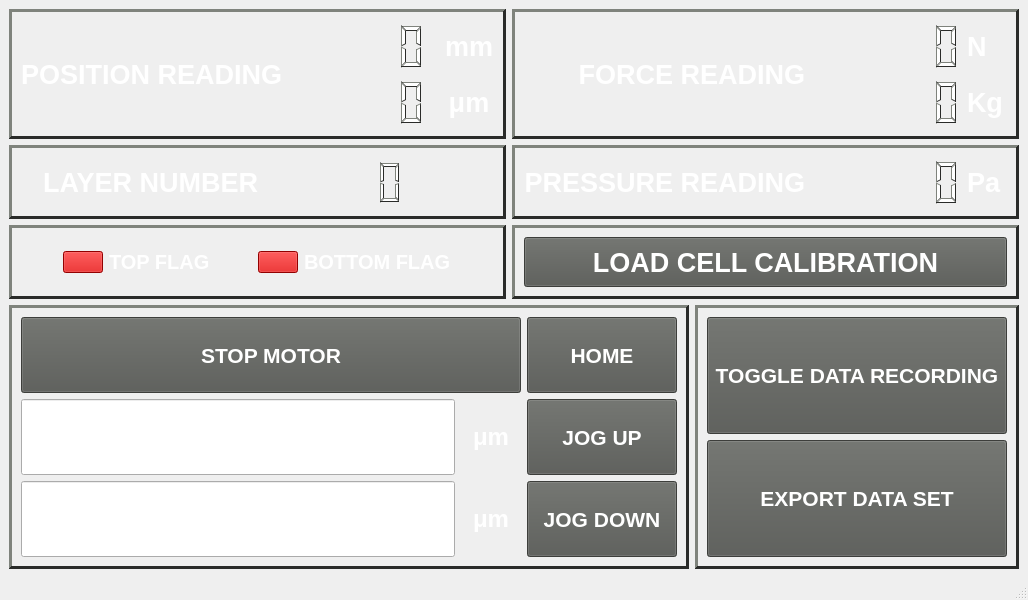
georgeExotic/BlackBetty_v2, file newBlackBetty.ui: the form before one commit.
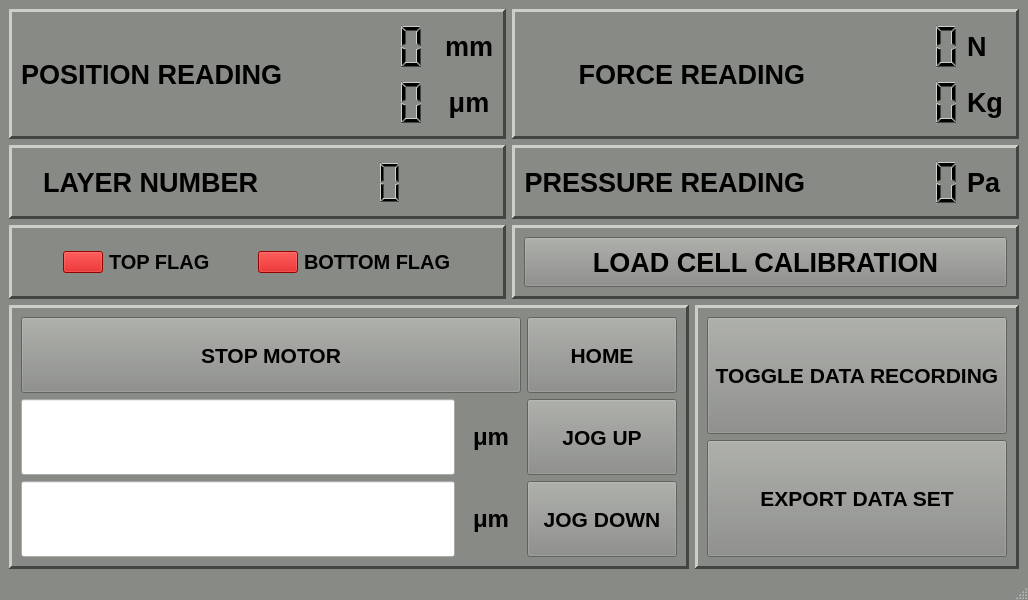
The form after the commit.

Diff of the .ui file:
```diff
--- a/newBlackBetty.ui
+++ b/newBlackBetty.ui
@@ -22,79 +22,69 @@
     <height>0</height>
    </size>
   </property>
-  <property name="windowTitle">
-   <string>MainWindow</string>
-  </property>
-  <widget class="QWidget" name="centralwidget">
-   <property name="sizePolicy">
-    <sizepolicy hsizetype="Minimum" vsizetype="Minimum">
-     <horstretch>0</horstretch>
-     <verstretch>0</verstretch>
-    </sizepolicy>
-   </property>
    <property name="palette">
     <palette>
      <active>
       <colorrole role="WindowText">
        <brush brushstyle="SolidPattern">
         <color alpha="255">
-         <red>255</red>
-         <green>255</green>
-         <blue>255</blue>
+        <red>0</red>
+        <green>0</green>
+        <blue>0</blue>
         </color>
        </brush>
       </colorrole>
       <colorrole role="Button">
        <brush brushstyle="SolidPattern">
         <color alpha="255">
-         <red>85</red>
-         <green>87</green>
-         <blue>83</blue>
+        <red>136</red>
+        <green>138</green>
+        <blue>133</blue>
         </color>
        </brush>
       </colorrole>
       <colorrole role="Light">
        <brush brushstyle="SolidPattern">
         <color alpha="255">
-         <red>127</red>
-         <green>131</green>
-         <blue>124</blue>
+        <red>204</red>
+        <green>207</green>
+        <blue>200</blue>
         </color>
        </brush>
       </colorrole>
       <colorrole role="Midlight">
        <brush brushstyle="SolidPattern">
         <color alpha="255">
-         <red>106</red>
-         <green>109</green>
-         <blue>103</blue>
+        <red>170</red>
+        <green>172</green>
+        <blue>166</blue>
         </color>
        </brush>
       </colorrole>
       <colorrole role="Dark">
        <brush brushstyle="SolidPattern">
         <color alpha="255">
-         <red>42</red>
-         <green>43</green>
-         <blue>41</blue>
+        <red>68</red>
+        <green>69</green>
+        <blue>66</blue>
         </color>
        </brush>
       </colorrole>
       <colorrole role="Mid">
        <brush brushstyle="SolidPattern">
         <color alpha="255">
-         <red>56</red>
-         <green>58</green>
-         <blue>55</blue>
+        <red>91</red>
+        <green>92</green>
+        <blue>89</blue>
         </color>
        </brush>
       </colorrole>
       <colorrole role="Text">
        <brush brushstyle="SolidPattern">
         <color alpha="255">
-         <red>255</red>
-         <green>255</green>
-         <blue>255</blue>
+        <red>0</red>
+        <green>0</green>
+        <blue>0</blue>
         </color>
        </brush>
       </colorrole>
@@ -110,27 +100,27 @@
       <colorrole role="ButtonText">
        <brush brushstyle="SolidPattern">
         <color alpha="255">
-         <red>255</red>
-         <green>255</green>
-         <blue>255</blue>
+        <red>0</red>
+        <green>0</green>
+        <blue>0</blue>
         </color>
        </brush>
       </colorrole>
       <colorrole role="Base">
        <brush brushstyle="SolidPattern">
         <color alpha="255">
-         <red>0</red>
-         <green>0</green>
-         <blue>0</blue>
+        <red>255</red>
+        <green>255</green>
+        <blue>255</blue>
         </color>
        </brush>
       </colorrole>
       <colorrole role="Window">
        <brush brushstyle="SolidPattern">
         <color alpha="255">
-         <red>85</red>
-         <green>87</green>
-         <blue>83</blue>
+        <red>136</red>
+        <green>138</green>
+        <blue>133</blue>
         </color>
        </brush>
       </colorrole>
@@ -146,9 +136,9 @@
       <colorrole role="AlternateBase">
        <brush brushstyle="SolidPattern">
         <color alpha="255">
-         <red>42</red>
-         <green>43</green>
-         <blue>41</blue>
+        <red>195</red>
+        <green>196</green>
+        <blue>194</blue>
         </color>
        </brush>
       </colorrole>
@@ -173,9 +163,9 @@
       <colorrole role="PlaceholderText">
        <brush brushstyle="SolidPattern">
         <color alpha="128">
-         <red>255</red>
-         <green>255</green>
-         <blue>255</blue>
+        <red>0</red>
+        <green>0</green>
+        <blue>0</blue>
         </color>
        </brush>
       </colorrole>
@@ -184,63 +174,63 @@
       <colorrole role="WindowText">
        <brush brushstyle="SolidPattern">
         <color alpha="255">
-         <red>255</red>
-         <green>255</green>
-         <blue>255</blue>
+        <red>0</red>
+        <green>0</green>
+        <blue>0</blue>
         </color>
        </brush>
       </colorrole>
       <colorrole role="Button">
        <brush brushstyle="SolidPattern">
         <color alpha="255">
-         <red>85</red>
-         <green>87</green>
-         <blue>83</blue>
+        <red>136</red>
+        <green>138</green>
+        <blue>133</blue>
         </color>
        </brush>
       </colorrole>
       <colorrole role="Light">
        <brush brushstyle="SolidPattern">
         <color alpha="255">
-         <red>127</red>
-         <green>131</green>
-         <blue>124</blue>
+        <red>204</red>
+        <green>207</green>
+        <blue>200</blue>
         </color>
        </brush>
       </colorrole>
       <colorrole role="Midlight">
        <brush brushstyle="SolidPattern">
         <color alpha="255">
-         <red>106</red>
-         <green>109</green>
-         <blue>103</blue>
+        <red>170</red>
+        <green>172</green>
+        <blue>166</blue>
         </color>
        </brush>
       </colorrole>
       <colorrole role="Dark">
        <brush brushstyle="SolidPattern">
         <color alpha="255">
-         <red>42</red>
-         <green>43</green>
-         <blue>41</blue>
+        <red>68</red>
+        <green>69</green>
+        <blue>66</blue>
         </color>
        </brush>
       </colorrole>
       <colorrole role="Mid">
        <brush brushstyle="SolidPattern">
         <color alpha="255">
-         <red>56</red>
-         <green>58</green>
-         <blue>55</blue>
+        <red>91</red>
+        <green>92</green>
+        <blue>89</blue>
         </color>
        </brush>
       </colorrole>
       <colorrole role="Text">
        <brush brushstyle="SolidPattern">
         <color alpha="255">
-         <red>255</red>
-         <green>255</green>
-         <blue>255</blue>
+        <red>0</red>
+        <green>0</green>
+        <blue>0</blue>
         </color>
        </brush>
       </colorrole>
@@ -256,27 +246,27 @@
       <colorrole role="ButtonText">
        <brush brushstyle="SolidPattern">
         <color alpha="255">
-         <red>255</red>
-         <green>255</green>
-         <blue>255</blue>
+        <red>0</red>
+        <green>0</green>
+        <blue>0</blue>
         </color>
        </brush>
       </colorrole>
       <colorrole role="Base">
        <brush brushstyle="SolidPattern">
         <color alpha="255">
-         <red>0</red>
-         <green>0</green>
-         <blue>0</blue>
+        <red>255</red>
+        <green>255</green>
+        <blue>255</blue>
         </color>
        </brush>
       </colorrole>
       <colorrole role="Window">
        <brush brushstyle="SolidPattern">
         <color alpha="255">
-         <red>85</red>
-         <green>87</green>
-         <blue>83</blue>
+        <red>136</red>
+        <green>138</green>
+        <blue>133</blue>
         </color>
        </brush>
       </colorrole>
@@ -292,9 +282,9 @@
       <colorrole role="AlternateBase">
        <brush brushstyle="SolidPattern">
         <color alpha="255">
-         <red>42</red>
-         <green>43</green>
-         <blue>41</blue>
+        <red>195</red>
+        <green>196</green>
+        <blue>194</blue>
         </color>
        </brush>
       </colorrole>
@@ -319,9 +309,9 @@
       <colorrole role="PlaceholderText">
        <brush brushstyle="SolidPattern">
         <color alpha="128">
-         <red>255</red>
-         <green>255</green>
-         <blue>255</blue>
+        <red>0</red>
+        <green>0</green>
+        <blue>0</blue>
         </color>
        </brush>
       </colorrole>
@@ -330,63 +320,63 @@
       <colorrole role="WindowText">
        <brush brushstyle="SolidPattern">
         <color alpha="255">
-         <red>42</red>
-         <green>43</green>
-         <blue>41</blue>
+        <red>68</red>
+        <green>69</green>
+        <blue>66</blue>
         </color>
        </brush>
       </colorrole>
       <colorrole role="Button">
        <brush brushstyle="SolidPattern">
         <color alpha="255">
-         <red>85</red>
-         <green>87</green>
-         <blue>83</blue>
+        <red>136</red>
+        <green>138</green>
+        <blue>133</blue>
         </color>
        </brush>
       </colorrole>
       <colorrole role="Light">
        <brush brushstyle="SolidPattern">
         <color alpha="255">
-         <red>127</red>
-         <green>131</green>
-         <blue>124</blue>
+        <red>204</red>
+        <green>207</green>
+        <blue>200</blue>
         </color>
        </brush>
       </colorrole>
       <colorrole role="Midlight">
        <brush brushstyle="SolidPattern">
         <color alpha="255">
-         <red>106</red>
-         <green>109</green>
-         <blue>103</blue>
+        <red>170</red>
+        <green>172</green>
+        <blue>166</blue>
         </color>
        </brush>
       </colorrole>
       <colorrole role="Dark">
        <brush brushstyle="SolidPattern">
         <color alpha="255">
-         <red>42</red>
-         <green>43</green>
-         <blue>41</blue>
+        <red>68</red>
+        <green>69</green>
+        <blue>66</blue>
         </color>
        </brush>
       </colorrole>
       <colorrole role="Mid">
        <brush brushstyle="SolidPattern">
         <color alpha="255">
-         <red>56</red>
-         <green>58</green>
-         <blue>55</blue>
+        <red>91</red>
+        <green>92</green>
+        <blue>89</blue>
         </color>
        </brush>
       </colorrole>
       <colorrole role="Text">
        <brush brushstyle="SolidPattern">
         <color alpha="255">
-         <red>42</red>
-         <green>43</green>
-         <blue>41</blue>
+        <red>68</red>
+        <green>69</green>
+        <blue>66</blue>
         </color>
        </brush>
       </colorrole>
@@ -402,27 +392,27 @@
       <colorrole role="ButtonText">
        <brush brushstyle="SolidPattern">
         <color alpha="255">
-         <red>42</red>
-         <green>43</green>
-         <blue>41</blue>
+        <red>68</red>
+        <green>69</green>
+        <blue>66</blue>
         </color>
        </brush>
       </colorrole>
       <colorrole role="Base">
        <brush brushstyle="SolidPattern">
         <color alpha="255">
-         <red>85</red>
-         <green>87</green>
-         <blue>83</blue>
+        <red>136</red>
+        <green>138</green>
+        <blue>133</blue>
         </color>
        </brush>
       </colorrole>
       <colorrole role="Window">
        <brush brushstyle="SolidPattern">
         <color alpha="255">
-         <red>85</red>
-         <green>87</green>
-         <blue>83</blue>
+        <red>136</red>
+        <green>138</green>
+        <blue>133</blue>
         </color>
        </brush>
       </colorrole>
@@ -438,9 +428,9 @@
       <colorrole role="AlternateBase">
        <brush brushstyle="SolidPattern">
         <color alpha="255">
-         <red>85</red>
-         <green>87</green>
-         <blue>83</blue>
+        <red>136</red>
+        <green>138</green>
+        <blue>133</blue>
         </color>
        </brush>
       </colorrole>
@@ -465,14 +455,24 @@
       <colorrole role="PlaceholderText">
        <brush brushstyle="SolidPattern">
         <color alpha="128">
-         <red>255</red>
-         <green>255</green>
-         <blue>255</blue>
+        <red>0</red>
+        <green>0</green>
+        <blue>0</blue>
         </color>
        </brush>
       </colorrole>
      </disabled>
     </palette>
+  </property>
+  <property name="windowTitle">
+   <string>MainWindow</string>
+  </property>
+  <widget class="QWidget" name="centralwidget">
+   <property name="sizePolicy">
+    <sizepolicy hsizetype="Minimum" vsizetype="Minimum">
+     <horstretch>0</horstretch>
+     <verstretch>0</verstretch>
+    </sizepolicy>
    </property>
    <layout class="QGridLayout" name="gridLayout_14">
     <item row="0" column="0">
```
Lines whose indentation alone changed are shown as unchanged.
